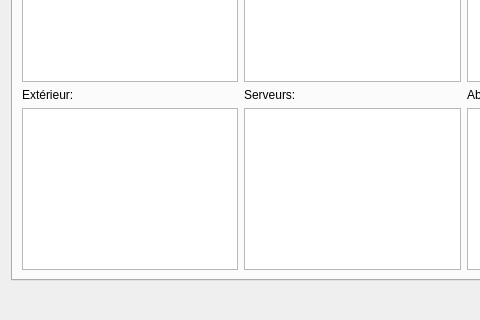
The window that chrysalide/preparerrepas.ui (chrysalideProject/chrysalideProject) describes before a commit, drawn with Qt 5; both pictures show x 0 to 480 and y 174 to 494 of the 705 by 494 pixel window.
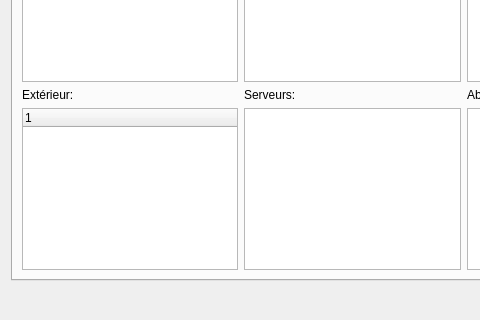
The same window after the commit. Icons and pictures are not drawn. Custom widgets are drawn as their Qt base class.

Patch:
```diff
--- a/chrysalide/preparerrepas.ui
+++ b/chrysalide/preparerrepas.ui
@@ -123,7 +123,13 @@
             </widget>
            </item>
            <item>
-            <widget class="QTreeView" name="treeViewPatientsParMetiers"/>
+            <widget class="QTreeWidget" name="treeWidgetPatientsParMetiers">
+             <column>
+              <property name="text">
+               <string notr="true">1</string>
+              </property>
+             </column>
+            </widget>
            </item>
           </layout>
          </item>
```
Left out of the diff: 9 changed lines with no effect on the pictures.
